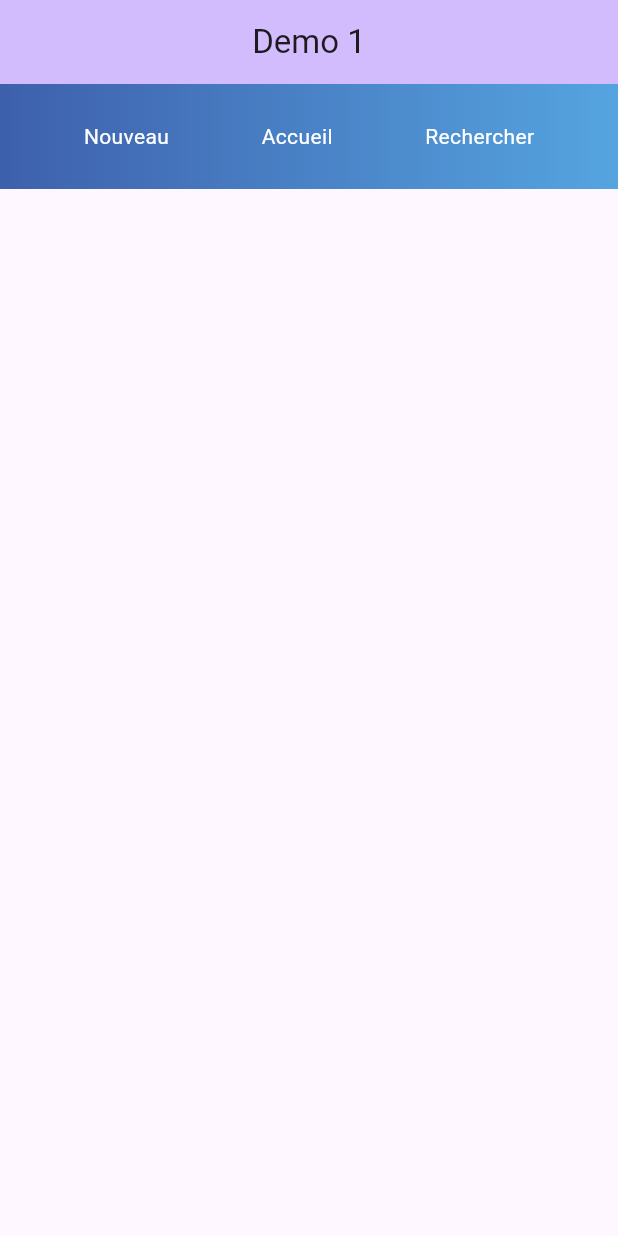
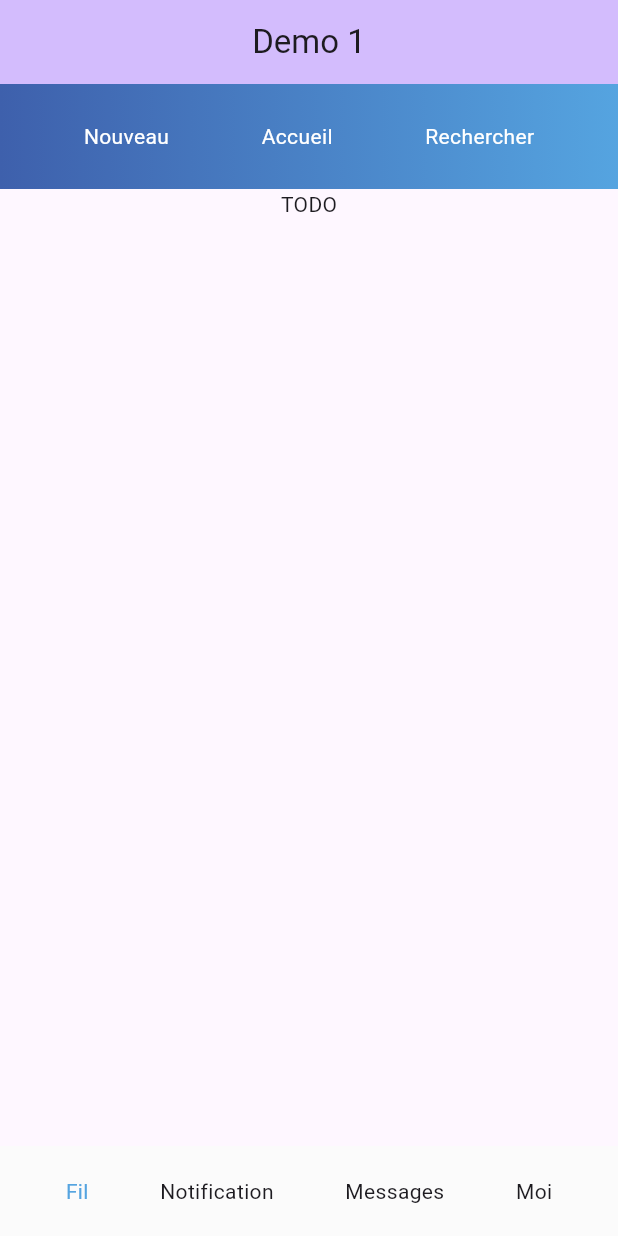
Before and after one commit to Chocolaterie/QCDA_009F_TP_Flutter, a Flutter app: the screen it shows after launch, on a phone screen of 412 x 824 dp. Run offline on Flutter 3.47's test engine with Material 3 defaults, Android fonts, the phone set to English and light mode, and no system bars.

Commit message:
Correction TP 1 - Partie 2

```diff
--- /dev/null
+++ b/lib/footer.dart
@@ -0,0 +1,23 @@
+import 'package:flutter/material.dart';
+
+class FooterWidget extends StatelessWidget {
+
+  @override
+  Widget build(BuildContext context) {
+    return Container(
+      color: Color(0xFFFBFBFB),
+      child: Padding(
+        padding: const EdgeInsets.all(20),
+        child: Row(
+          mainAxisAlignment: MainAxisAlignment.spaceAround,
+          children: [
+            Text("Fil", style: TextStyle(color: Color(0xFF55a4e0)),),
+            Text("Notification"),
+            Text("Messages"),
+            Text("Moi")
+          ],
+        ),
+      ),
+    );
+  }
+}
--- a/lib/main.dart
+++ b/lib/main.dart
@@ -1,4 +1,5 @@
 import 'package:flutter/material.dart';
+import 'package:tp_flutter_qcda_009f/footer.dart';
 import 'package:tp_flutter_qcda_009f/header.dart';
 
 void main() {
@@ -33,7 +34,9 @@ class MyHomePage extends StatelessWidget {
         ),
         body: Column(
           children: [
-            HeaderWidget()
+            HeaderWidget(),
+            Expanded(child: Text("TODO")),
+            FooterWidget()
           ],
         ));
   }
```
